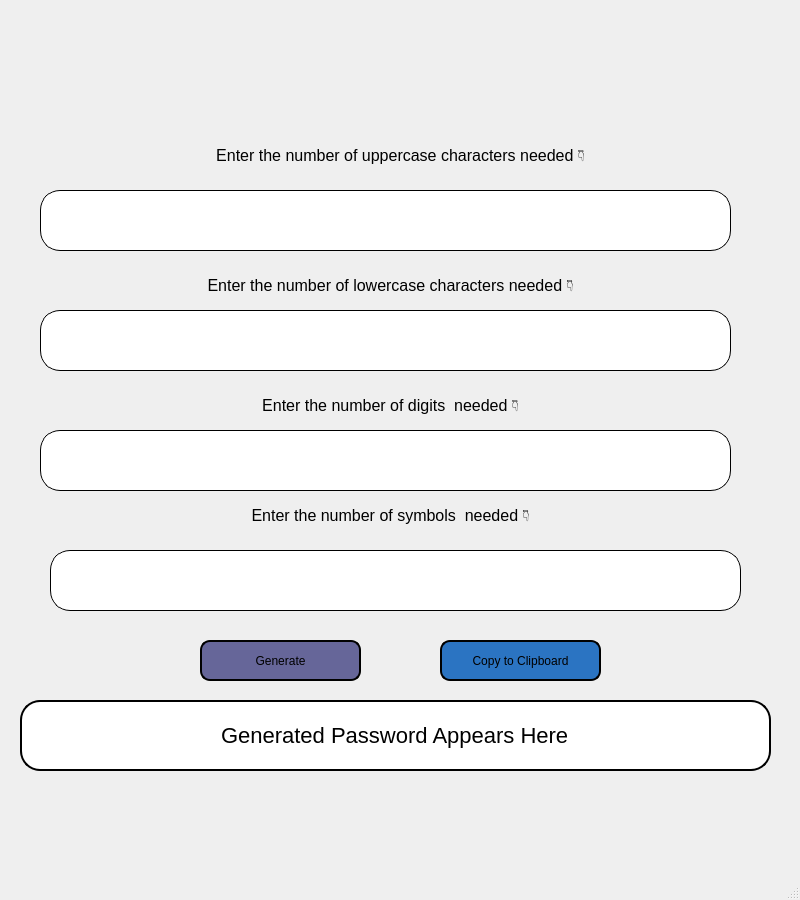
Qt form uic/sc1.ui (RorYin/PasswordGeneratorGUI) before a commit.
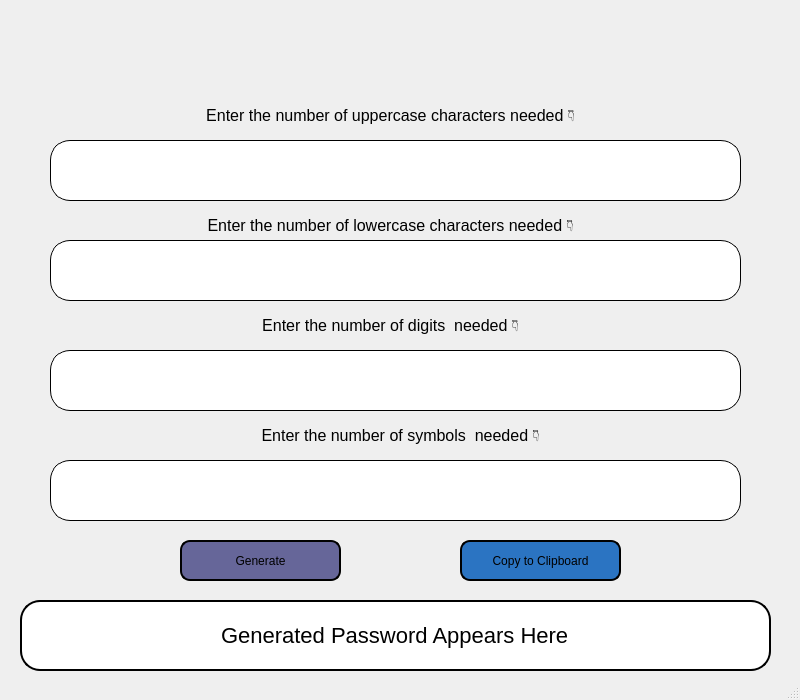
The same form after that commit. Icons and pictures are not drawn.

```diff
--- a/uic/sc1.ui
+++ b/uic/sc1.ui
@@ -7,19 +7,19 @@
     <x>0</x>
     <y>0</y>
     <width>800</width>
-    <height>900</height>
+    <height>700</height>
    </rect>
   </property>
   <property name="minimumSize">
    <size>
     <width>800</width>
-    <height>900</height>
+    <height>700</height>
    </size>
   </property>
   <property name="maximumSize">
    <size>
     <width>800</width>
-    <height>900</height>
+    <height>700</height>
    </size>
   </property>
   <property name="windowTitle">
@@ -34,10 +34,10 @@
    <widget class="QLabel" name="label">
     <property name="geometry">
      <rect>
-      <x>10</x>
-      <y>10</y>
-      <width>771</width>
-      <height>131</height>
+      <x>50</x>
+      <y>0</y>
+      <width>711</width>
+      <height>101</height>
      </rect>
     </property>
     <property name="minimumSize">
@@ -59,28 +59,28 @@
    <widget class="QLineEdit" name="upper">
     <property name="geometry">
      <rect>
-      <x>40</x>
-      <y>190</y>
-      <width>691</width>
-      <height>61</height>
-     </rect>
-    </property>
-    <property name="styleSheet">
-     <string notr="true">QLineEdit{
-border:1px solid rgb(0, 0, 0);
-border-radius:20px;
-
-}</string>
-    </property>
-    <property name="alignment">
-     <set>Qt::AlignCenter</set>
-    </property>
-   </widget>
-   <widget class="QLabel" name="label_2">
-    <property name="geometry">
-     <rect>
-      <x>110</x>
+      <x>50</x>
       <y>140</y>
+      <width>691</width>
+      <height>61</height>
+     </rect>
+    </property>
+    <property name="styleSheet">
+     <string notr="true">QLineEdit{
+border:1px solid rgb(0, 0, 0);
+border-radius:20px;
+
+}</string>
+    </property>
+    <property name="alignment">
+     <set>Qt::AlignCenter</set>
+    </property>
+   </widget>
+   <widget class="QLabel" name="label_2">
+    <property name="geometry">
+     <rect>
+      <x>100</x>
+      <y>100</y>
       <width>581</width>
       <height>31</height>
      </rect>
@@ -105,7 +105,7 @@
     <property name="geometry">
      <rect>
       <x>100</x>
-      <y>270</y>
+      <y>210</y>
       <width>581</width>
       <height>31</height>
      </rect>
@@ -129,8 +129,8 @@
    <widget class="QLineEdit" name="lower">
     <property name="geometry">
      <rect>
-      <x>40</x>
-      <y>310</y>
+      <x>50</x>
+      <y>240</y>
       <width>691</width>
       <height>61</height>
      </rect>
@@ -150,7 +150,7 @@
     <property name="geometry">
      <rect>
       <x>50</x>
-      <y>550</y>
+      <y>460</y>
       <width>691</width>
       <height>61</height>
      </rect>
@@ -169,8 +169,8 @@
    <widget class="QLabel" name="label_4">
     <property name="geometry">
      <rect>
-      <x>100</x>
-      <y>500</y>
+      <x>110</x>
+      <y>420</y>
       <width>581</width>
       <height>31</height>
      </rect>
@@ -195,7 +195,7 @@
     <property name="geometry">
      <rect>
       <x>100</x>
-      <y>390</y>
+      <y>310</y>
       <width>581</width>
       <height>31</height>
      </rect>
@@ -219,8 +219,8 @@
    <widget class="QLineEdit" name="digits">
     <property name="geometry">
      <rect>
-      <x>40</x>
-      <y>430</y>
+      <x>50</x>
+      <y>350</y>
       <width>691</width>
       <height>61</height>
      </rect>
@@ -239,8 +239,8 @@
    <widget class="QPushButton" name="generate">
     <property name="geometry">
      <rect>
-      <x>200</x>
-      <y>640</y>
+      <x>180</x>
+      <y>540</y>
       <width>161</width>
       <height>41</height>
      </rect>
@@ -270,7 +270,7 @@
     <property name="geometry">
      <rect>
       <x>20</x>
-      <y>700</y>
+      <y>600</y>
       <width>751</width>
       <height>71</height>
      </rect>
@@ -294,8 +294,8 @@
    <widget class="QPushButton" name="copytoclip">
     <property name="geometry">
      <rect>
-      <x>440</x>
-      <y>640</y>
+      <x>460</x>
+      <y>540</y>
       <width>161</width>
       <height>41</height>
      </rect>
```
